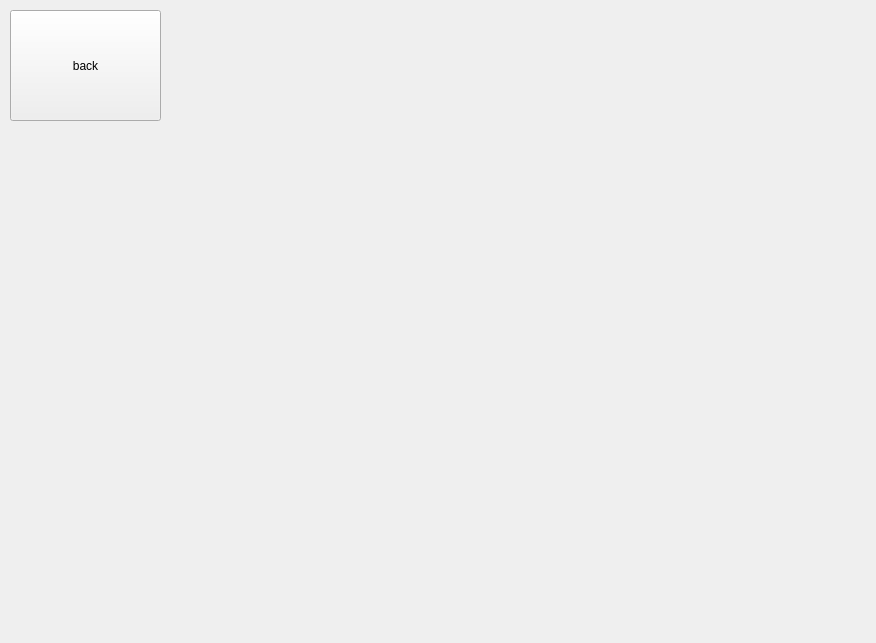
Qt form roulette.ui (Barsh4ec/Authorization) before a commit.
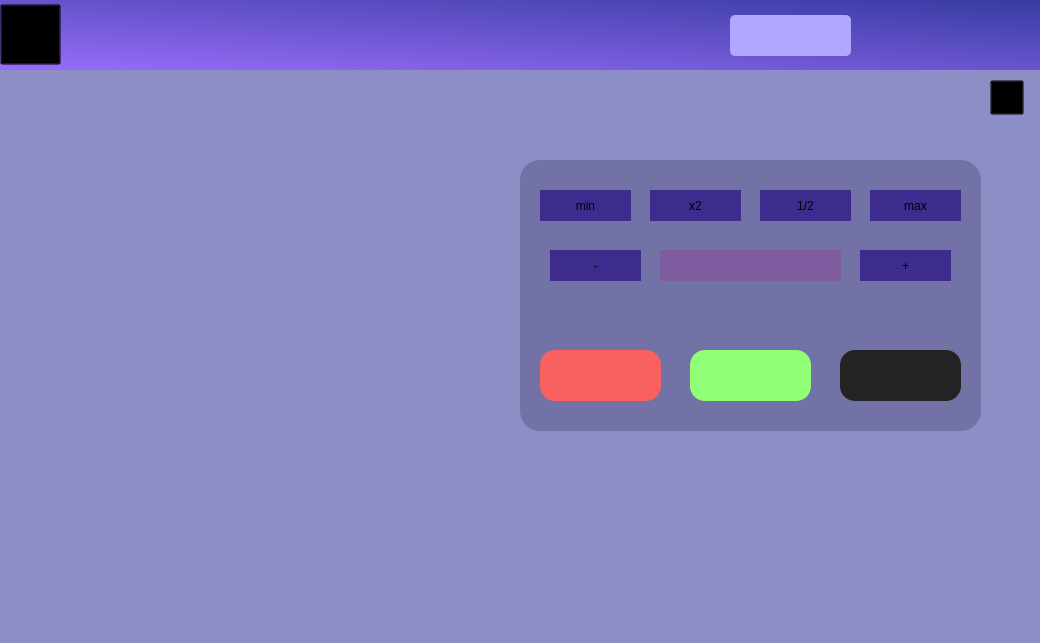
The same form after that commit. Icons and pictures are not drawn.

Commit message: Backend of roulette window

Diff of the .ui file:
```diff
--- a/roulette.ui
+++ b/roulette.ui
@@ -6,26 +6,418 @@
    <rect>
     <x>0</x>
     <y>0</y>
-    <width>876</width>
+    <width>1040</width>
     <height>643</height>
    </rect>
   </property>
   <property name="windowTitle">
    <string>Form</string>
   </property>
-  <widget class="QPushButton" name="BakToMain1">
+  <property name="styleSheet">
+   <string notr="true">background: #8E8EC7;
+</string>
+  </property>
+  <widget class="QWidget" name="widget_2" native="true">
    <property name="geometry">
     <rect>
-     <x>10</x>
-     <y>10</y>
-     <width>151</width>
-     <height>111</height>
+     <x>520</x>
+     <y>160</y>
+     <width>461</width>
+     <height>271</height>
     </rect>
    </property>
+   <property name="styleSheet">
+    <string notr="true"> background: #7272A7;
+border-radius: 20px;</string>
+   </property>
+   <widget class="QPushButton" name="min_value_button">
+    <property name="geometry">
+     <rect>
+      <x>20</x>
+      <y>30</y>
+      <width>91</width>
+      <height>31</height>
+     </rect>
+    </property>
+    <property name="styleSheet">
+     <string notr="true">background: #3D2C8D;</string>
+    </property>
+    <property name="text">
+     <string>min</string>
+    </property>
+   </widget>
+   <widget class="QPushButton" name="x2_value_button">
+    <property name="geometry">
+     <rect>
+      <x>130</x>
+      <y>30</y>
+      <width>91</width>
+      <height>31</height>
+     </rect>
+    </property>
+    <property name="styleSheet">
+     <string notr="true">background: #3D2C8D;</string>
+    </property>
+    <property name="text">
+     <string>x2</string>
+    </property>
+   </widget>
+   <widget class="QPushButton" name="half_value_button">
+    <property name="geometry">
+     <rect>
+      <x>240</x>
+      <y>30</y>
+      <width>91</width>
+      <height>31</height>
+     </rect>
+    </property>
+    <property name="styleSheet">
+     <string notr="true">background: #3D2C8D;</string>
+    </property>
+    <property name="text">
+     <string>1/2</string>
+    </property>
+   </widget>
+   <widget class="QPushButton" name="max_value_button">
+    <property name="geometry">
+     <rect>
+      <x>350</x>
+      <y>30</y>
+      <width>91</width>
+      <height>31</height>
+     </rect>
+    </property>
+    <property name="styleSheet">
+     <string notr="true">background: #3D2C8D;</string>
+    </property>
+    <property name="text">
+     <string>max</string>
+    </property>
+   </widget>
+   <widget class="QPushButton" name="minus_value_button">
+    <property name="geometry">
+     <rect>
+      <x>30</x>
+      <y>90</y>
+      <width>91</width>
+      <height>31</height>
+     </rect>
+    </property>
+    <property name="styleSheet">
+     <string notr="true">background: #3D2C8D;</string>
+    </property>
+    <property name="text">
+     <string>-</string>
+    </property>
+   </widget>
+   <widget class="QLineEdit" name="summa_stavky">
+    <property name="geometry">
+     <rect>
+      <x>140</x>
+      <y>90</y>
+      <width>181</width>
+      <height>31</height>
+     </rect>
+    </property>
+    <property name="styleSheet">
+     <string notr="true">background: #7E5EA0</string>
+    </property>
+   </widget>
+   <widget class="QPushButton" name="plus_value_button">
+    <property name="geometry">
+     <rect>
+      <x>340</x>
+      <y>90</y>
+      <width>91</width>
+      <height>31</height>
+     </rect>
+    </property>
+    <property name="styleSheet">
+     <string notr="true">background: #3D2C8D;</string>
+    </property>
+    <property name="text">
+     <string>+</string>
+    </property>
+   </widget>
+   <widget class="QLabel" name="warning">
+    <property name="geometry">
+     <rect>
+      <x>40</x>
+      <y>140</y>
+      <width>311</width>
+      <height>31</height>
+     </rect>
+    </property>
+    <property name="text">
+     <string/>
+    </property>
+   </widget>
+   <widget class="QPushButton" name="bet_on_red">
+    <property name="geometry">
+     <rect>
+      <x>20</x>
+      <y>190</y>
+      <width>121</width>
+      <height>51</height>
+     </rect>
+    </property>
+    <property name="styleSheet">
+     <string notr="true">background: #F96161;
+border-radius: 15px;</string>
+    </property>
+    <property name="text">
+     <string/>
+    </property>
+   </widget>
+   <widget class="QPushButton" name="bet_on_green">
+    <property name="geometry">
+     <rect>
+      <x>170</x>
+      <y>190</y>
+      <width>121</width>
+      <height>51</height>
+     </rect>
+    </property>
+    <property name="styleSheet">
+     <string notr="true">background: #90FF75;
+border-radius: 15px;</string>
+    </property>
+    <property name="text">
+     <string/>
+    </property>
+   </widget>
+   <widget class="QPushButton" name="bet_on_black">
+    <property name="geometry">
+     <rect>
+      <x>320</x>
+      <y>190</y>
+      <width>121</width>
+      <height>51</height>
+     </rect>
+    </property>
+    <property name="styleSheet">
+     <string notr="true">background: #242323;
+border-radius: 15px;</string>
+    </property>
+    <property name="text">
+     <string/>
+    </property>
+   </widget>
+  </widget>
+  <widget class="QLabel" name="temporary_result">
+   <property name="geometry">
+    <rect>
+     <x>110</x>
+     <y>290</y>
+     <width>361</width>
+     <height>101</height>
+    </rect>
+   </property>
+   <property name="font">
+    <font>
+     <pointsize>28</pointsize>
+    </font>
+   </property>
    <property name="text">
-    <string>back</string>
+    <string/>
    </property>
   </widget>
+  <widget class="QPushButton" name="info">
+   <property name="geometry">
+    <rect>
+     <x>990</x>
+     <y>80</y>
+     <width>34</width>
+     <height>35</height>
+    </rect>
+   </property>
+   <property name="styleSheet">
+    <string notr="true">QPushButton{
+	background: transparent;
+	background-image: url(:/resources/png/info.png);
+}
+
+QPushButton:hover {
+	background: transparent;
+	background-image: url(:/resources/png/info(color).png);
+}</string>
+   </property>
+   <property name="text">
+    <string/>
+   </property>
+  </widget>
+  <widget class="QWidget" name="widget" native="true">
+   <property name="geometry">
+    <rect>
+     <x>0</x>
+     <y>0</y>
+     <width>1040</width>
+     <height>70</height>
+    </rect>
+   </property>
+   <property name="styleSheet">
+    <string notr="true">background: qlineargradient(spread:reflect, x1:0, y1:1, x2:1, y2:0, stop:0 rgba(153, 109, 249, 255), stop:1 rgba(55, 59, 162, 255))</string>
+   </property>
+   <widget class="QPushButton" name="BackToMain">
+    <property name="geometry">
+     <rect>
+      <x>0</x>
+      <y>4</y>
+      <width>61</width>
+      <height>61</height>
+     </rect>
+    </property>
+    <property name="styleSheet">
+     <string notr="true">QPushButton{
+	background: transparent;
+	background-image: url(:/resources/png/Icon60x60.png);
+}
+
+QPushButton:hover {
+	background: transparent;
+	background-image: url(:/resources/png/IconGr60x60.png);
+}</string>
+    </property>
+    <property name="text">
+     <string/>
+    </property>
+   </widget>
+   <widget class="QLabel" name="userbalance">
+    <property name="geometry">
+     <rect>
+      <x>730</x>
+      <y>15</y>
+      <width>121</width>
+      <height>41</height>
+     </rect>
+    </property>
+    <property name="styleSheet">
+     <string notr="true">background: rgb(177, 167, 255);
+font: 16pt &quot;Tahoma&quot;;
+border-radius: 5px;</string>
+    </property>
+    <property name="text">
+     <string/>
+    </property>
+   </widget>
+  </widget>
+  <widget class="QWidget" name="widget_3" native="true">
+   <property name="geometry">
+    <rect>
+     <x>520</x>
+     <y>440</y>
+     <width>461</width>
+     <height>80</height>
+    </rect>
+   </property>
+   <widget class="QLabel" name="history1">
+    <property name="geometry">
+     <rect>
+      <x>0</x>
+      <y>20</y>
+      <width>40</width>
+      <height>40</height>
+     </rect>
+    </property>
+    <property name="styleSheet">
+     <string notr="true"/>
+    </property>
+    <property name="text">
+     <string/>
+    </property>
+   </widget>
+   <widget class="QLabel" name="history2">
+    <property name="geometry">
+     <rect>
+      <x>60</x>
+      <y>20</y>
+      <width>40</width>
+      <height>40</height>
+     </rect>
+    </property>
+    <property name="text">
+     <string/>
+    </property>
+   </widget>
+   <widget class="QLabel" name="history3">
+    <property name="geometry">
+     <rect>
+      <x>120</x>
+      <y>20</y>
+      <width>40</width>
+      <height>40</height>
+     </rect>
+    </property>
+    <property name="text">
+     <string/>
+    </property>
+   </widget>
+   <widget class="QLabel" name="history4">
+    <property name="geometry">
+     <rect>
+      <x>180</x>
+      <y>20</y>
+      <width>40</width>
+      <height>40</height>
+     </rect>
+    </property>
+    <property name="text">
+     <string/>
+    </property>
+   </widget>
+   <widget class="QLabel" name="history5">
+    <property name="geometry">
+     <rect>
+      <x>240</x>
+      <y>20</y>
+      <width>40</width>
+      <height>40</height>
+     </rect>
+    </property>
+    <property name="text">
+     <string/>
+    </property>
+   </widget>
+   <widget class="QLabel" name="history6">
+    <property name="geometry">
+     <rect>
+      <x>300</x>
+      <y>20</y>
+      <width>40</width>
+      <height>40</height>
+     </rect>
+    </property>
+    <property name="text">
+     <string/>
+    </property>
+   </widget>
+   <widget class="QLabel" name="history7">
+    <property name="geometry">
+     <rect>
+      <x>360</x>
+      <y>20</y>
+      <width>40</width>
+      <height>40</height>
+     </rect>
+    </property>
+    <property name="text">
+     <string/>
+    </property>
+   </widget>
+   <widget class="QLabel" name="history8">
+    <property name="geometry">
+     <rect>
+      <x>420</x>
+      <y>20</y>
+      <width>40</width>
+      <height>40</height>
+     </rect>
+    </property>
+    <property name="text">
+     <string/>
+    </property>
+   </widget>
+  </widget>
  </widget>
  <resources/>
  <connections/>
```
The commit also changes 10 other files.
